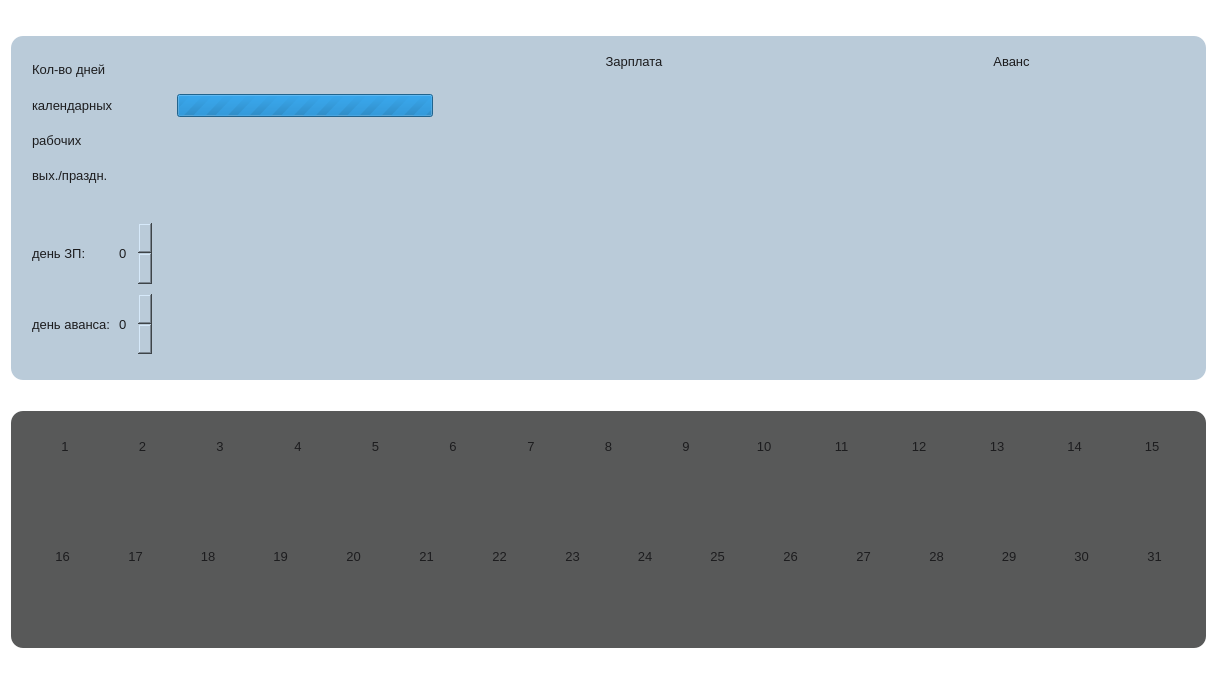
Above: ui/cash.ui from CatMolnia/CASH before the change. Below: the same form after it.
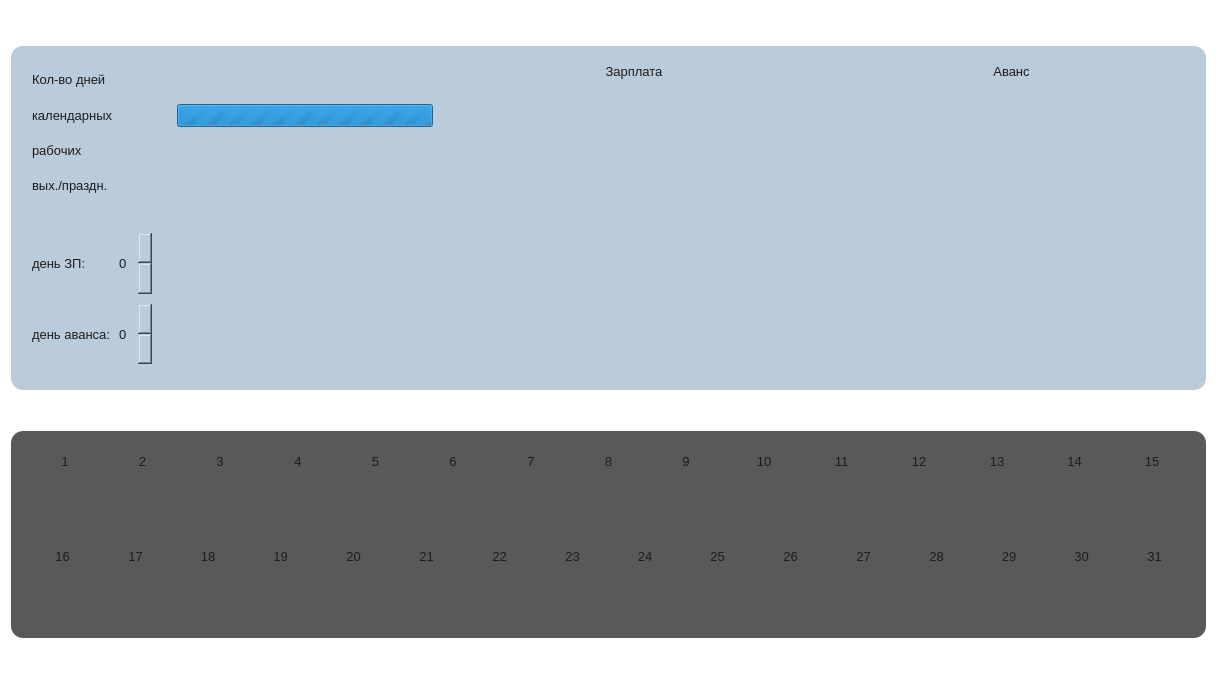
That is the form after the change.

```diff
--- a/ui/cash.ui
+++ b/ui/cash.ui
@@ -79,7 +79,7 @@
                  <property name="minimumSize">
                   <size>
                    <width>0</width>
-                   <height>25</height>
+                   <height>15</height>
                   </size>
                  </property>
                  <property name="text">
@@ -101,7 +101,7 @@
                  <property name="minimumSize">
                   <size>
                    <width>0</width>
-                   <height>50</height>
+                   <height>45</height>
                   </size>
                  </property>
                  <property name="sizeIncrement">
@@ -130,7 +130,7 @@
                  <property name="minimumSize">
                   <size>
                    <width>0</width>
-                   <height>25</height>
+                   <height>15</height>
                   </size>
                  </property>
                  <property name="text">
@@ -152,7 +152,7 @@
                  <property name="minimumSize">
                   <size>
                    <width>0</width>
-                   <height>50</height>
+                   <height>45</height>
                   </size>
                  </property>
                  <property name="text">
@@ -175,7 +175,7 @@
                  <property name="minimumSize">
                   <size>
                    <width>0</width>
-                   <height>25</height>
+                   <height>15</height>
                   </size>
                  </property>
                  <property name="text">
@@ -197,7 +197,7 @@
                  <property name="minimumSize">
                   <size>
                    <width>0</width>
-                   <height>50</height>
+                   <height>45</height>
                   </size>
                  </property>
                  <property name="text">
@@ -220,7 +220,7 @@
                  <property name="minimumSize">
                   <size>
                    <width>0</width>
-                   <height>25</height>
+                   <height>15</height>
                   </size>
                  </property>
                  <property name="text">
@@ -242,7 +242,7 @@
                  <property name="minimumSize">
                   <size>
                    <width>0</width>
-                   <height>50</height>
+                   <height>45</height>
                   </size>
                  </property>
                  <property name="text">
@@ -265,7 +265,7 @@
                  <property name="minimumSize">
                   <size>
                    <width>0</width>
-                   <height>25</height>
+                   <height>15</height>
                   </size>
                  </property>
                  <property name="text">
@@ -287,7 +287,7 @@
                  <property name="minimumSize">
                   <size>
                    <width>0</width>
-                   <height>50</height>
+                   <height>45</height>
                   </size>
                  </property>
                  <property name="text">
@@ -310,7 +310,7 @@
                  <property name="minimumSize">
                   <size>
                    <width>0</width>
-                   <height>25</height>
+                   <height>15</height>
                   </size>
                  </property>
                  <property name="text">
@@ -332,7 +332,7 @@
                  <property name="minimumSize">
                   <size>
                    <width>0</width>
-                   <height>50</height>
+                   <height>45</height>
                   </size>
                  </property>
                  <property name="text">
@@ -355,7 +355,7 @@
                  <property name="minimumSize">
                   <size>
                    <width>0</width>
-                   <height>25</height>
+                   <height>15</height>
                   </size>
                  </property>
                  <property name="text">
@@ -377,7 +377,7 @@
                  <property name="minimumSize">
                   <size>
                    <width>0</width>
-                   <height>50</height>
+                   <height>45</height>
                   </size>
                  </property>
                  <property name="text">
@@ -400,7 +400,7 @@
                  <property name="minimumSize">
                   <size>
                    <width>0</width>
-                   <height>25</height>
+                   <height>15</height>
                   </size>
                  </property>
                  <property name="text">
@@ -422,7 +422,7 @@
                  <property name="minimumSize">
                   <size>
                    <width>0</width>
-                   <height>50</height>
+                   <height>45</height>
                   </size>
                  </property>
                  <property name="text">
@@ -445,7 +445,7 @@
                  <property name="minimumSize">
                   <size>
                    <width>0</width>
-                   <height>25</height>
+                   <height>15</height>
                   </size>
                  </property>
                  <property name="text">
@@ -467,7 +467,7 @@
                  <property name="minimumSize">
                   <size>
                    <width>0</width>
-                   <height>50</height>
+                   <height>45</height>
                   </size>
                  </property>
                  <property name="text">
@@ -490,7 +490,7 @@
                  <property name="minimumSize">
                   <size>
                    <width>0</width>
-                   <height>25</height>
+                   <height>15</height>
                   </size>
                  </property>
                  <property name="text">
@@ -512,7 +512,7 @@
                  <property name="minimumSize">
                   <size>
                    <width>0</width>
-                   <height>50</height>
+                   <height>45</height>
                   </size>
                  </property>
                  <property name="text">
@@ -535,7 +535,7 @@
                  <property name="minimumSize">
                   <size>
                    <width>0</width>
-                   <height>25</height>
+                   <height>15</height>
                   </size>
                  </property>
                  <property name="text">
@@ -557,7 +557,7 @@
                  <property name="minimumSize">
                   <size>
                    <width>0</width>
-                   <height>50</height>
+                   <height>45</height>
                   </size>
                  </property>
                  <property name="text">
@@ -580,7 +580,7 @@
                  <property name="minimumSize">
                   <size>
                    <width>0</width>
-                   <height>25</height>
+                   <height>15</height>
                   </size>
                  </property>
                  <property name="text">
@@ -602,7 +602,7 @@
                  <property name="minimumSize">
                   <size>
                    <width>0</width>
-                   <height>50</height>
+                   <height>45</height>
                   </size>
                  </property>
                  <property name="text">
@@ -625,7 +625,7 @@
                  <property name="minimumSize">
                   <size>
                    <width>0</width>
-                   <height>25</height>
+                   <height>15</height>
                   </size>
                  </property>
                  <property name="text">
@@ -647,7 +647,7 @@
                  <property name="minimumSize">
                   <size>
                    <width>0</width>
-                   <height>50</height>
+                   <height>45</height>
                   </size>
                  </property>
                  <property name="text">
@@ -670,7 +670,7 @@
                  <property name="minimumSize">
                   <size>
                    <width>0</width>
-                   <height>25</height>
+                   <height>15</height>
                   </size>
                  </property>
                  <property name="text">
@@ -692,7 +692,7 @@
                  <property name="minimumSize">
                   <size>
                    <width>0</width>
-                   <height>50</height>
+                   <height>45</height>
                   </size>
                  </property>
                  <property name="text">
@@ -715,7 +715,7 @@
                  <property name="minimumSize">
                   <size>
                    <width>0</width>
-                   <height>25</height>
+                   <height>15</height>
                   </size>
                  </property>
                  <property name="text">
@@ -737,7 +737,7 @@
                  <property name="minimumSize">
                   <size>
                    <width>0</width>
-                   <height>50</height>
+                   <height>45</height>
                   </size>
                  </property>
                  <property name="text">
@@ -789,7 +789,7 @@
                  <property name="minimumSize">
                   <size>
                    <width>0</width>
-                   <height>25</height>
+                   <height>15</height>
                   </size>
                  </property>
                  <property name="text">
@@ -805,7 +805,7 @@
                  <property name="minimumSize">
                   <size>
                    <width>0</width>
-                   <height>50</height>
+                   <height>45</height>
                   </size>
                  </property>
                  <property name="text">
@@ -828,7 +828,7 @@
                  <property name="minimumSize">
                   <size>
                    <width>0</width>
-                   <height>25</height>
+                   <height>15</height>
                   </size>
                  </property>
                  <property name="text">
@@ -844,7 +844,7 @@
                  <property name="minimumSize">
                   <size>
                    <width>0</width>
-                   <height>50</height>
+                   <height>45</height>
                   </size>
                  </property>
                  <property name="text">
@@ -867,7 +867,7 @@
                  <property name="minimumSize">
                   <size>
                    <width>0</width>
-                   <height>25</height>
+                   <height>15</height>
                   </size>
                  </property>
                  <property name="text">
@@ -883,7 +883,7 @@
                  <property name="minimumSize">
                   <size>
                    <width>0</width>
-                   <height>50</height>
+                   <height>45</height>
                   </size>
                  </property>
                  <property name="text">
@@ -906,7 +906,7 @@
                  <property name="minimumSize">
                   <size>
                    <width>0</width>
-                   <height>25</height>
+                   <height>15</height>
                   </size>
                  </property>
                  <property name="text">
@@ -922,7 +922,7 @@
                  <property name="minimumSize">
                   <size>
                    <width>0</width>
-                   <height>50</height>
+                   <height>45</height>
                   </size>
                  </property>
                  <property name="text">
@@ -945,7 +945,7 @@
                  <property name="minimumSize">
                   <size>
                    <width>0</width>
-                   <height>25</height>
+                   <height>15</height>
                   </size>
                  </property>
                  <property name="text">
@@ -961,7 +961,7 @@
                  <property name="minimumSize">
                   <size>
                    <width>0</width>
-                   <height>50</height>
+                   <height>45</height>
                   </size>
                  </property>
                  <property name="text">
@@ -984,7 +984,7 @@
                  <property name="minimumSize">
                   <size>
                    <width>0</width>
-                   <height>25</height>
+                   <height>15</height>
                   </size>
                  </property>
                  <property name="text">
@@ -1000,7 +1000,7 @@
                  <property name="minimumSize">
                   <size>
                    <width>0</width>
-                   <height>50</height>
+                   <height>45</height>
                   </size>
                  </property>
                  <property name="text">
@@ -1023,7 +1023,7 @@
                  <property name="minimumSize">
                   <size>
                    <width>0</width>
-                   <height>25</height>
+                   <height>15</height>
                   </size>
                  </property>
                  <property name="text">
@@ -1039,7 +1039,7 @@
                  <property name="minimumSize">
                   <size>
                    <width>0</width>
-                   <height>50</height>
+                   <height>45</height>
                   </size>
                  </property>
                  <property name="text">
@@ -1062,7 +1062,7 @@
                  <property name="minimumSize">
                   <size>
                    <width>0</width>
-                   <height>25</height>
+                   <height>15</height>
                   </size>
                  </property>
                  <property name="text">
@@ -1078,7 +1078,7 @@
                  <property name="minimumSize">
                   <size>
                    <width>0</width>
-                   <height>50</height>
+                   <height>45</height>
                   </size>
                  </property>
                  <property name="text">
@@ -1101,7 +1101,7 @@
                  <property name="minimumSize">
                   <size>
                    <width>0</width>
-                   <height>25</height>
+                   <height>15</height>
                   </size>
                  </property>
                  <property name="text">
@@ -1117,7 +1117,7 @@
                  <property name="minimumSize">
                   <size>
                    <width>0</width>
-                   <height>50</height>
+                   <height>45</height>
                   </size>
                  </property>
                  <property name="text">
@@ -1140,7 +1140,7 @@
                  <property name="minimumSize">
                   <size>
                    <width>0</width>
-                   <height>25</height>
+                   <height>15</height>
                   </size>
                  </property>
                  <property name="text">
@@ -1156,7 +1156,7 @@
                  <property name="minimumSize">
                   <size>
                    <width>0</width>
-                   <height>50</height>
+                   <height>45</height>
                   </size>
                  </property>
                  <property name="text">
@@ -1179,7 +1179,7 @@
                  <property name="minimumSize">
                   <size>
                    <width>0</width>
-                   <height>25</height>
+                   <height>15</height>
                   </size>
                  </property>
                  <property name="text">
@@ -1195,7 +1195,7 @@
                  <property name="minimumSize">
                   <size>
                    <width>0</width>
-                   <height>50</height>
+                   <height>45</height>
                   </size>
                  </property>
                  <property name="text">
@@ -1218,7 +1218,7 @@
                  <property name="minimumSize">
                   <size>
                    <width>0</width>
-                   <height>25</height>
+                   <height>15</height>
                   </size>
                  </property>
                  <property name="text">
@@ -1234,7 +1234,7 @@
                  <property name="minimumSize">
                   <size>
                    <width>0</width>
-                   <height>50</height>
+                   <height>45</height>
                   </size>
                  </property>
                  <property name="text">
@@ -1257,7 +1257,7 @@
                  <property name="minimumSize">
                   <size>
                    <width>0</width>
-                   <height>25</height>
+                   <height>15</height>
                   </size>
                  </property>
                  <property name="text">
@@ -1273,7 +1273,7 @@
                  <property name="minimumSize">
                   <size>
                    <width>0</width>
-                   <height>50</height>
+                   <height>45</height>
                   </size>
                  </property>
                  <property name="text">
@@ -1296,7 +1296,7 @@
                  <property name="minimumSize">
                   <size>
                    <width>0</width>
-                   <height>25</height>
+                   <height>15</height>
                   </size>
                  </property>
                  <property name="text">
@@ -1312,7 +1312,7 @@
                  <property name="minimumSize">
                   <size>
                    <width>0</width>
-                   <height>50</height>
+                   <height>45</height>
                   </size>
                  </property>
                  <property name="text">
@@ -1335,7 +1335,7 @@
                  <property name="minimumSize">
                   <size>
                    <width>0</width>
-                   <height>25</height>
+                   <height>15</height>
                   </size>
                  </property>
                  <property name="text">
@@ -1351,7 +1351,7 @@
                  <property name="minimumSize">
                   <size>
                    <width>0</width>
-                   <height>50</height>
+                   <height>45</height>
                   </size>
                  </property>
                  <property name="text">
@@ -1374,7 +1374,7 @@
                  <property name="minimumSize">
                   <size>
                    <width>0</width>
-                   <height>25</height>
+                   <height>15</height>
                   </size>
                  </property>
                  <property name="text">
@@ -1390,7 +1390,7 @@
                  <property name="minimumSize">
                   <size>
                    <width>0</width>
-                   <height>50</height>
+                   <height>45</height>
                   </size>
                  </property>
                  <property name="text">
```
